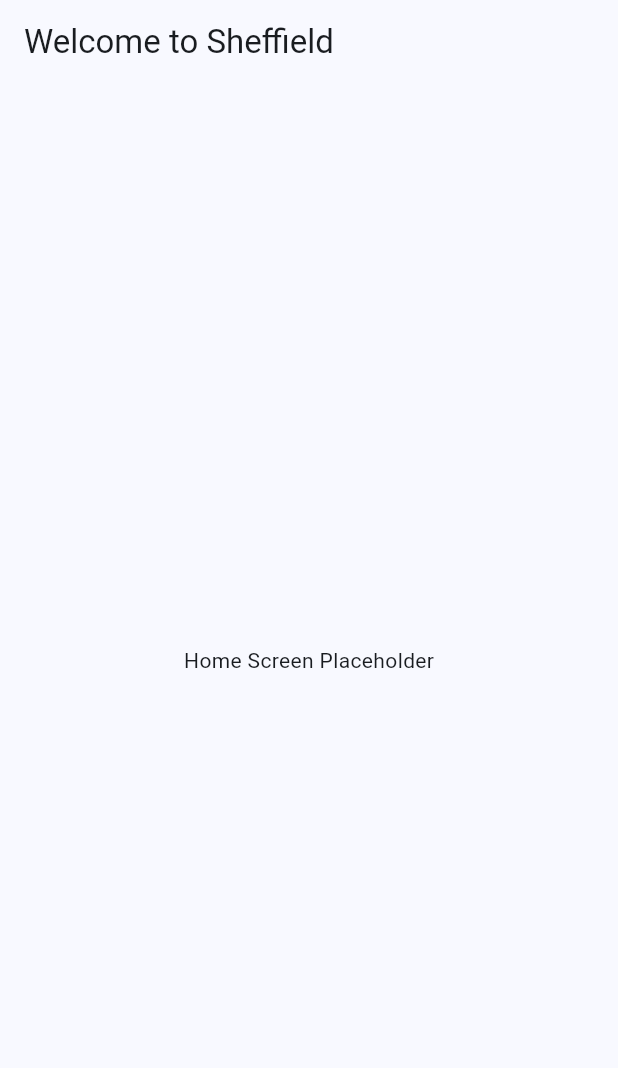
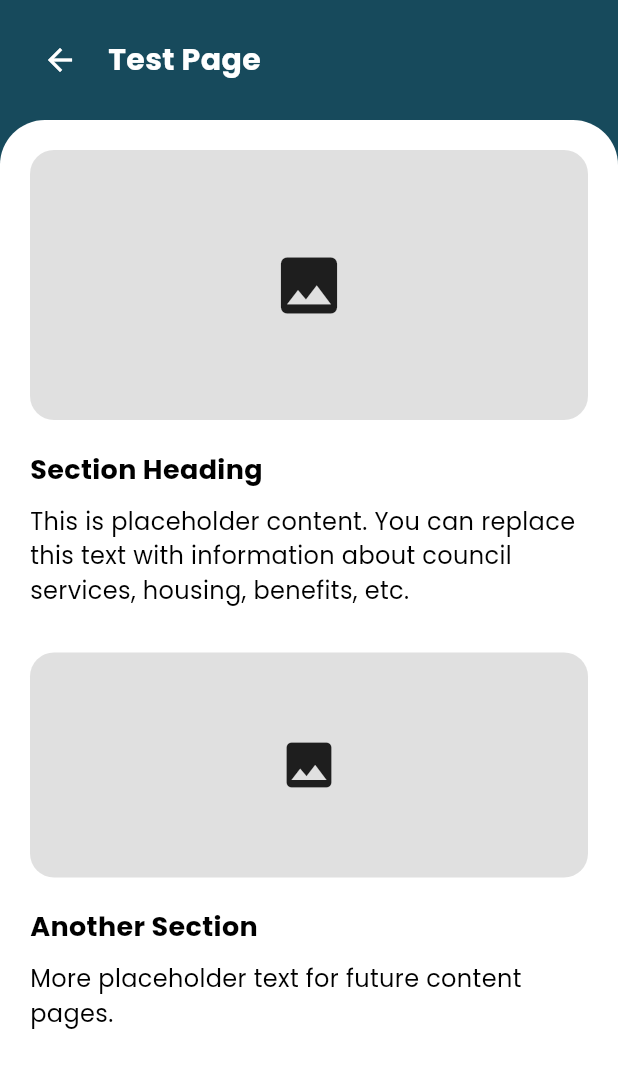
Before and after one commit to Jalalah-al/team-recipe-book, a Flutter app: the screen it shows after launch, on a phone screen of 412 x 824 dp. Shown: the top 1068 px of the screen. Run offline on Flutter 3.47's test engine with Material 3 defaults, Android fonts, the phone set to English and light mode, and no system bars; our stand-ins replace google_fonts.

Commit message:
filler content page

```diff
--- a/welcome_sheffield/lib/main.dart
+++ b/welcome_sheffield/lib/main.dart
@@ -1,5 +1,7 @@
 import 'package:flutter/material.dart';
-import 'screens/home_screen.dart';
+import 'screens/content.dart';
+import 'package:google_fonts/google_fonts.dart';
+
 
 void main() {
   runApp(const WelcomeSheffieldApp());
@@ -12,12 +14,31 @@
   Widget build(BuildContext context) {
     return MaterialApp(
       debugShowCheckedModeBanner: false,
-      title: 'Welcome to Sheffield',
       theme: ThemeData(
         useMaterial3: true,
-        colorSchemeSeed: Colors.blue,
+
+        scaffoldBackgroundColor: Colors.white,
+
+        appBarTheme: const AppBarTheme(
+          backgroundColor: Color(0xFF13384A),
+          foregroundColor: Colors.white,
+          centerTitle: false,
+        ),
+
+        bottomNavigationBarTheme: const BottomNavigationBarThemeData(
+          backgroundColor: Color(0xFF13384A),
+          selectedItemColor: Colors.white,
+          unselectedItemColor: Colors.white70,
+        ),
+
+        textTheme: GoogleFonts.poppinsTextTheme().apply(
+          bodyColor: Colors.black,
+          displayColor: Colors.black,
+        ),
       ),
-      home: const HomeScreen(),
+
+      home: const ContentPage(title: "Test Page"),
+
     );
   }
 }
--- a/welcome_sheffield/lib/screens/content.dart
+++ b/welcome_sheffield/lib/screens/content.dart
@@ -0,0 +1,129 @@
+import 'package:flutter/material.dart';
+
+class ContentPage extends StatelessWidget {
+  final String title;
+
+  const ContentPage({super.key, required this.title});
+
+  @override
+  Widget build(BuildContext context) {
+    return Scaffold(
+      backgroundColor: const Color(0xFF174A5C),
+      body: SafeArea(
+        child: Column(
+          children: [
+
+
+            Padding(
+              padding: const EdgeInsets.all(16),
+              child: Row(
+                children: [
+                  IconButton(
+                    icon: const Icon(Icons.arrow_back, color: Colors.white),
+                    onPressed: () {
+                      Navigator.pop(context);
+                    },
+                  ),
+                  const SizedBox(width: 8),
+                  Text(
+                    title,
+                    style: const TextStyle(
+                      color: Colors.white,
+                      fontSize: 20,
+                      fontWeight: FontWeight.bold,
+                    ),
+                  ),
+                ],
+              ),
+            ),
+
+
+            Expanded(
+              child: Container(
+                width: double.infinity,
+                decoration: const BoxDecoration(
+                  color: Colors.white,
+                  borderRadius: BorderRadius.vertical(
+                    top: Radius.circular(30),
+                  ),
+                ),
+                child: SingleChildScrollView(
+                  padding: const EdgeInsets.all(20),
+                  child: Column(
+                    crossAxisAlignment: CrossAxisAlignment.start,
+                    children: [
+
+
+                      Container(
+                        height: 180,
+                        decoration: BoxDecoration(
+                          color: Colors.grey[300],
+                          borderRadius: BorderRadius.circular(16),
+                        ),
+                        child: const Center(
+                          child: Icon(Icons.image, size: 50),
+                        ),
+                      ),
+
+                      const SizedBox(height: 20),
+
+
+                      const Text(
+                        "Section Heading",
+                        style: TextStyle(
+                          fontSize: 18,
+                          fontWeight: FontWeight.bold,
+                        ),
+                      ),
+
+                      const SizedBox(height: 10),
+
+                      const Text(
+                        "This is placeholder content. You can replace this text "
+                            "with information about council services, housing, benefits, etc.",
+                        style: TextStyle(fontSize: 16),
+                      ),
+
+                      const SizedBox(height: 30),
+
+
+                      Container(
+                        height: 150,
+                        decoration: BoxDecoration(
+                          color: Colors.grey[300],
+                          borderRadius: BorderRadius.circular(16),
+                        ),
+                        child: const Center(
+                          child: Icon(Icons.image, size: 40),
+                        ),
+                      ),
+
+                      const SizedBox(height: 20),
+
+                      const Text(
+                        "Another Section",
+                        style: TextStyle(
+                          fontSize: 18,
+                          fontWeight: FontWeight.bold,
+                        ),
+                      ),
+
+                      const SizedBox(height: 10),
+
+                      const Text(
+                        "More placeholder text for future content pages.",
+                        style: TextStyle(fontSize: 16),
+                      ),
+
+                      const SizedBox(height: 40),
+                    ],
+                  ),
+                ),
+              ),
+            ),
+          ],
+        ),
+      ),
+    );
+  }
+}
--- a/welcome_sheffield/pubspec.yaml
+++ b/welcome_sheffield/pubspec.yaml
@@ -34,6 +34,8 @@
   # The following adds the Cupertino Icons font to your application.
   # Use with the CupertinoIcons class for iOS style icons.
   cupertino_icons: ^1.0.8
+  google_fonts: ^6.1.0
+
 
 dev_dependencies:
   flutter_test:
```
Also changed, not shown: welcome_sheffield/pubspec.lock, 6 other files.
